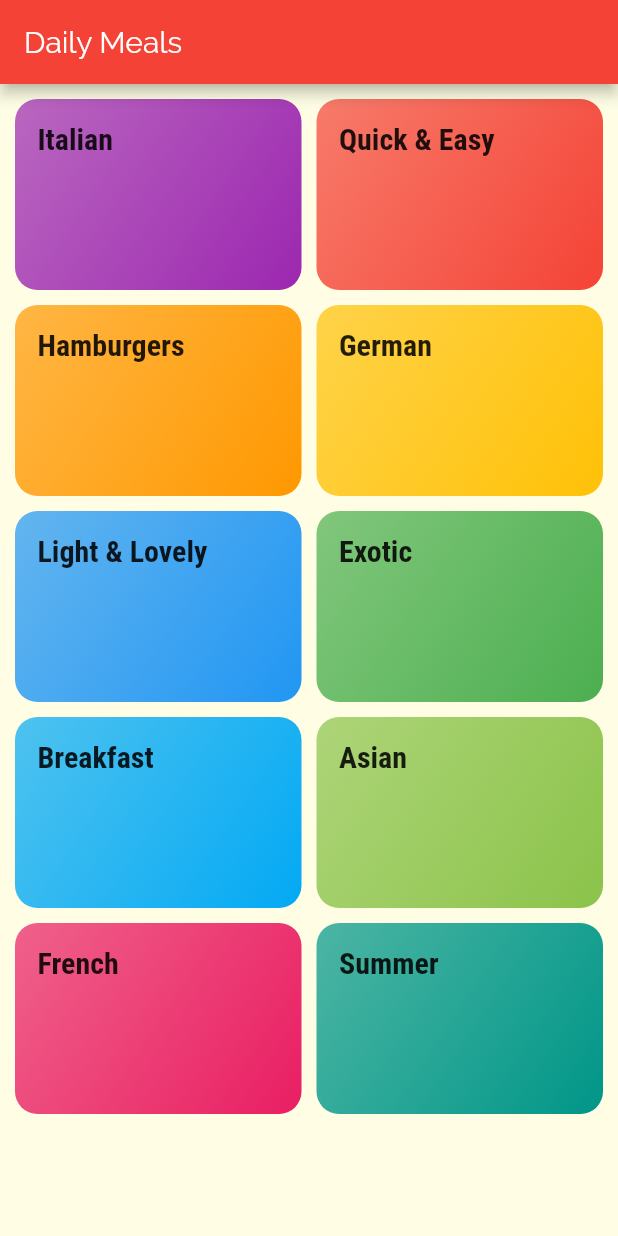
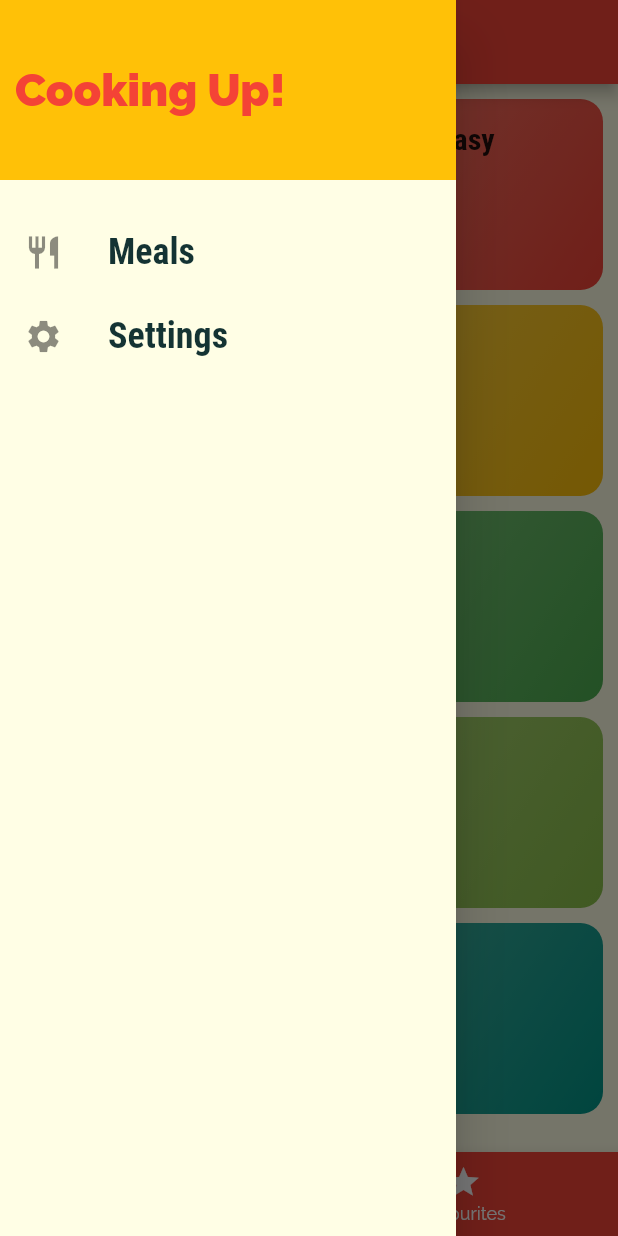
Before and after one commit to jameschristianw/flutter_meal_apps, a Flutter app: the screen it shows after launch, with the side drawer open (before the commit the screen has no drawer), on a phone screen of 412 x 824 dp. Run offline on Flutter 3.47's test engine with Material 2 defaults, Android fonts, the phone set to English and light mode, and no system bars.

Commit message:
Part 7 Finished

```diff
--- a/lib/main.dart
+++ b/lib/main.dart
@@ -1,14 +1,70 @@
 import 'package:flutter/material.dart';
-import 'package:flutter_meal_apps/screens/mealDetailScreen.dart';
+import 'package:flutter_meal_apps/screens/filterScreen.dart';
 
+import './screens/mealDetailScreen.dart';
+import './screens/tabScreen.dart';
 import './screens/categoriesScreen.dart';
 import './screens/categoryMealsScreen.dart';
+import 'dummy_data.dart';
+import 'dummy_data.dart';
+import 'dummy_data.dart';
+import 'models/meal.dart';
 
 void main() {
   runApp(MyApp());
 }
 
-class MyApp extends StatelessWidget {
+class MyApp extends StatefulWidget {
+  @override
+  _MyAppState createState() => _MyAppState();
+}
+
+class _MyAppState extends State<MyApp> {
+  Map<String, bool> _filters = {
+    'glutten': false,
+    'lactose': false,
+    'vegan': false,
+    'vegetarian': false,
+  };
+
+  List<Meal> _availableMeals = DUMMY_MEALS;
+  List<Meal> _favouriteMeals = [];
+
+  void _setFilters(Map<String, bool> filteredData) {
+    setState(() {
+      _filters = filteredData;
+
+      _availableMeals = DUMMY_MEALS.where((meal) {
+        if (_filters['glutten'] && !meal.isGlutenFree) return false;
+        if (_filters['lactose'] && !meal.isLactoseFree) return false;
+        if (_filters['vegan'] && !meal.isVegan) return false;
+        if (_filters['vegetarian'] && !meal.isVegetarian) return false;
+        return true;
+      }).toList();
+    });
+  }
+
+  void _toggleFavourite(String mealId) {
+    final existingIndex =
+        _favouriteMeals.indexWhere((meal) => meal.id == mealId);
+
+    if (existingIndex >= 0) {
+      setState(() {
+        _favouriteMeals.removeAt(existingIndex);
+      });
+    } else {
+      setState(() {
+        _favouriteMeals.add(
+          DUMMY_MEALS.firstWhere((meal) => meal.id == mealId),
+        );
+      });
+    }
+  }
+
+  bool _isMealFav(String id) {
+    return _favouriteMeals.any((meal) => meal.id == id);
+  }
+
   @override
   Widget build(BuildContext context) {
     return MaterialApp(
@@ -32,11 +88,14 @@ class MyApp extends StatelessWidget {
               ),
             ),
       ),
-      // home: CategoriesScreen(),
       routes: {
-        '/': (context) => CategoriesScreen(),
-        CategoryMealsScreen.routeName: (context) => CategoryMealsScreen(),
-        // MealDetailScreen.routeName: (context) => MealDetailScreen(),
+        '/': (context) => TabScreen(_favouriteMeals),
+        CategoryMealsScreen.routeName: (context) =>
+            CategoryMealsScreen(_availableMeals),
+        MealDetailScreen.routeName: (context) =>
+            MealDetailScreen(_toggleFavourite, _isMealFav),
+        FilterScreen.routeName: (context) =>
+            FilterScreen(_filters, _setFilters),
       },
       onGenerateRoute: (settings) {
         print(settings.arguments);
--- a/lib/screens/categoriesScreen.dart
+++ b/lib/screens/categoriesScreen.dart
@@ -6,11 +6,7 @@ import '../dummy_data.dart';
 class CategoriesScreen extends StatelessWidget {
   @override
   Widget build(BuildContext context) {
-    return Scaffold(
-      appBar: AppBar(
-        title: const Text("Daily Meals"),
-      ),
-      body: GridView(
+    return GridView(
       padding: const EdgeInsets.all(10),
       gridDelegate: SliverGridDelegateWithMaxCrossAxisExtent(
         maxCrossAxisExtent: 200,
@@ -27,7 +23,6 @@ class CategoriesScreen extends StatelessWidget {
             ),
           )
           .toList(),
-      ),
     );
   }
 }
--- /dev/null
+++ b/lib/screens/tabScreen.dart
@@ -0,0 +1,72 @@
+import 'package:flutter/material.dart';
+import 'package:flutter_meal_apps/widgets/mainDrawer.dart';
+
+import '../models/meal.dart';
+import 'favouritesScreen.dart';
+
+import 'categoriesScreen.dart';
+
+class TabScreen extends StatefulWidget {
+  final List<Meal> favMeals;
+
+  TabScreen(this.favMeals);
+
+  @override
+  _TabScreenState createState() => _TabScreenState();
+}
+
+class _TabScreenState extends State<TabScreen> {
+  int _selectedPageIndex = 0;
+  List<Map<String, dynamic>> _pages = [];
+
+  void _selectPage(int index) {
+    setState(() {
+      _selectedPageIndex = index;
+    });
+  }
+
+  @override
+  void initState() {
+    // TODO: implement initState
+    super.initState();
+
+    _pages = [
+      {
+        'page': CategoriesScreen(),
+        'title': 'Categories',
+      },
+      {
+        'page': FavouritesScreen(widget.favMeals),
+        'title': 'Favourites',
+      },
+    ];
+  }
+
+  @override
+  Widget build(BuildContext context) {
+    return Scaffold(
+      appBar: AppBar(
+        title: Text(_pages.elementAt(_selectedPageIndex)['title']),
+      ),
+      drawer: MainDrawer(),
+      body: _pages.elementAt(_selectedPageIndex)['page'],
+      bottomNavigationBar: BottomNavigationBar(
+        backgroundColor: Theme.of(context).primaryColor,
+        onTap: _selectPage,
+        unselectedItemColor: Colors.white,
+        selectedItemColor: Theme.of(context).accentColor,
+        currentIndex: _selectedPageIndex,
+        items: [
+          BottomNavigationBarItem(
+            icon: Icon(Icons.category),
+            label: 'Categories',
+          ),
+          BottomNavigationBarItem(
+            icon: Icon(Icons.star),
+            label: 'Favourites',
+          ),
+        ],
+      ),
+    );
+  }
+}
--- /dev/null
+++ b/lib/widgets/mainDrawer.dart
@@ -0,0 +1,54 @@
+import 'package:flutter/material.dart';
+import 'package:flutter_meal_apps/screens/filterScreen.dart';
+
+class MainDrawer extends StatelessWidget {
+  Widget buildListTile(String title, IconData icon, Function tapHandler) {
+    return ListTile(
+      leading: Icon(icon, size: 26),
+      title: Text(
+        title,
+        style: TextStyle(
+          fontFamily: 'RobotoCondensed',
+          fontSize: 24,
+          fontWeight: FontWeight.bold,
+        ),
+      ),
+      onTap: tapHandler,
+    );
+  }
+
+  @override
+  Widget build(BuildContext context) {
+    return Drawer(
+      child: Column(
+        children: [
+          Container(
+            height: 120,
+            width: double.infinity,
+            padding: const EdgeInsets.all(10),
+            alignment: Alignment.centerLeft,
+            color: Theme.of(context).accentColor,
+            child: Text(
+              'Cooking Up!',
+              style: TextStyle(
+                fontWeight: FontWeight.w900,
+                fontSize: 30,
+                color: Theme.of(context).primaryColor,
+              ),
+            ),
+          ),
+          Divider(
+            height: 20,
+            color: Colors.transparent,
+          ),
+          buildListTile('Meals', Icons.restaurant, () {
+            Navigator.of(context).pushReplacementNamed('/');
+          }),
+          buildListTile('Settings', Icons.settings, () {
+            Navigator.of(context).pushReplacementNamed(FilterScreen.routeName);
+          }),
+        ],
+      ),
+    );
+  }
+}
```
Also changed, not shown: lib/screens/categoryMealsScreen.dart (+55 -26 lines), lib/screens/favouritesScreen.dart (added, +31 -0 lines), lib/screens/filterScreen.dart (added, +110 -0 lines), lib/screens/mealDetailScreen.dart (+88 -4 lines), lib/widgets/mealItem.dart (renamed from lib/widgets/meal_item.dart, +8 -2 lines). Lines whose indentation alone changed are shown as unchanged.
